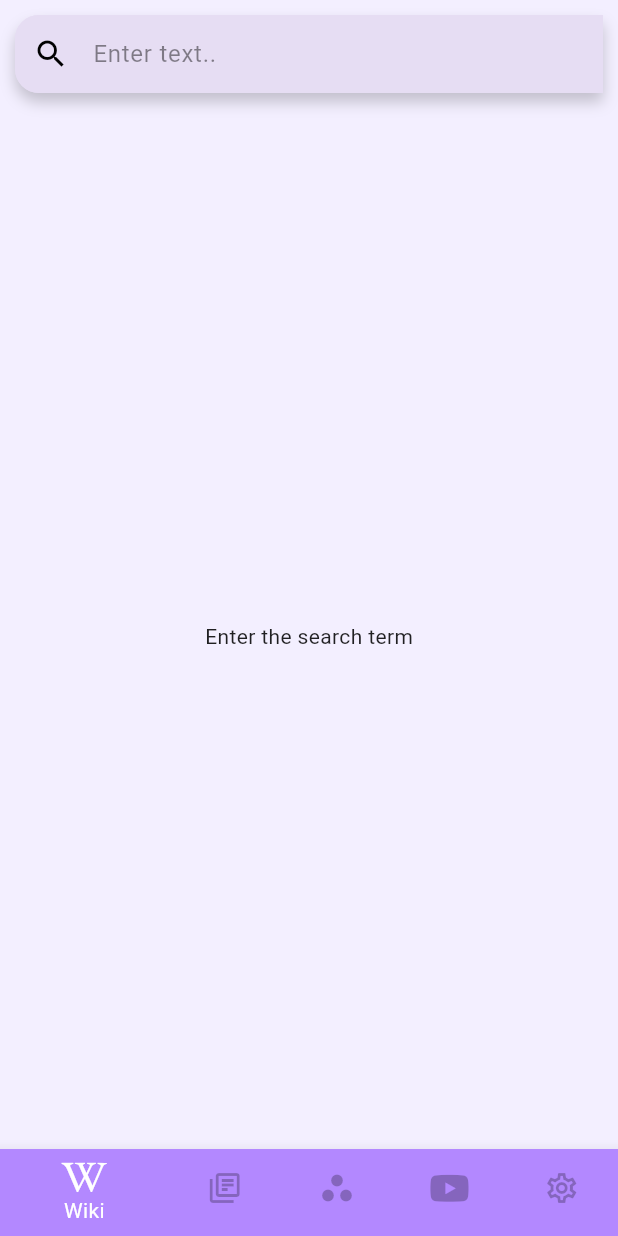
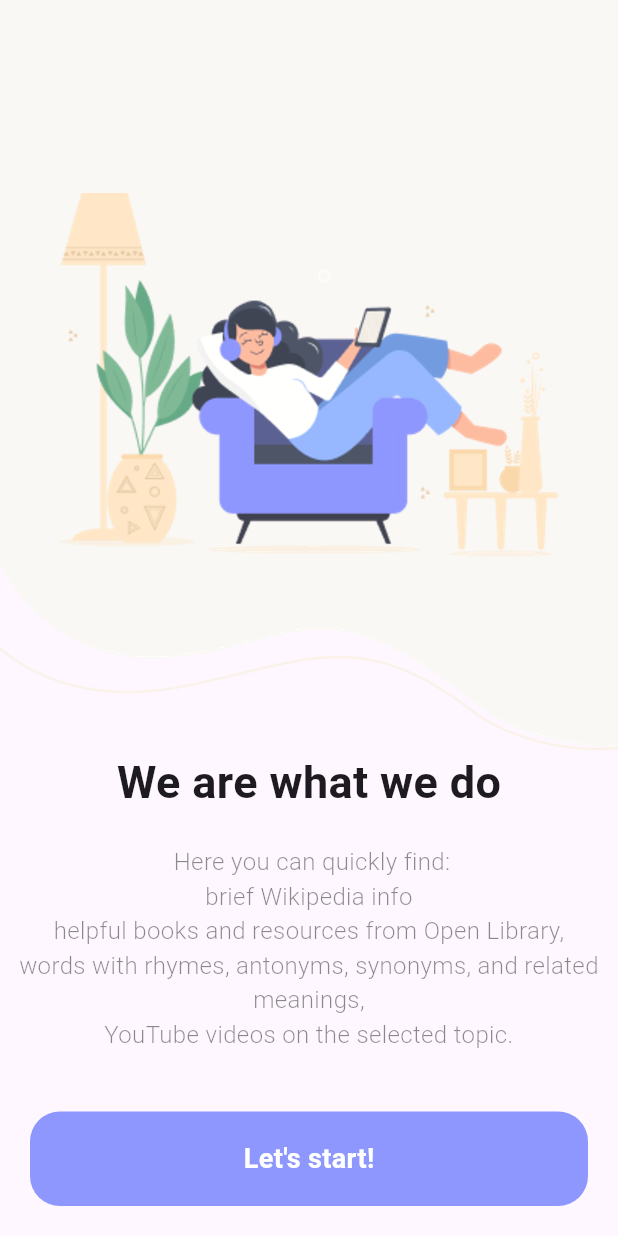
Before and after one commit to leeerrrrmmm/Diplom, a Flutter app: the screen it shows after launch, on a phone screen of 412 x 824 dp. Run offline on Flutter 3.47's test engine with Material 3 defaults, Android fonts, the phone set to English and light mode, and no system bars; our stand-ins replace equatable, flutter_bloc, flutter_dotenv, font_awesome_flutter, shared_preferences, youtube_player_flutter.

Commit message:
make 3 screens, it remains to make them working

```diff
--- /dev/null
+++ b/lib/core/components/build_button.dart
@@ -0,0 +1,44 @@
+import 'package:diplom/core/components/build_text.dart';
+import 'package:flutter/material.dart';
+
+class BuildButton extends StatelessWidget {
+  const BuildButton({
+    super.key,
+    required this.btnColor,
+    required this.text,
+    required this.textSize,
+    required this.textFontWeight,
+    required this.textColor,
+    required this.onTap,
+  });
+
+  final Color btnColor;
+  final String text;
+  final double textSize;
+  final FontWeight textFontWeight;
+  final Color textColor;
+  final void Function()? onTap;
+
+  @override
+  Widget build(BuildContext context) {
+    return GestureDetector(
+      onTap: onTap,
+      child: Container(
+        width: double.infinity,
+        height: 63,
+        decoration: BoxDecoration(
+          color: btnColor,
+          borderRadius: BorderRadius.circular(20),
+        ),
+        child: Center(
+          child: BuildText(
+            text: text,
+            fontSize: textSize,
+            fontWeight: textFontWeight,
+            textColor: textColor,
+          ),
+        ),
+      ),
+    );
+  }
+}
--- a/lib/core/components/build_text.dart
+++ b/lib/core/components/build_text.dart
@@ -6,13 +6,13 @@ class BuildText extends StatelessWidget {
     required this.text,
     required this.fontSize,
     required this.fontWeight,
-    required this.textColor,
+    this.textColor,
     this.textAlign,
   });
 
   final String text;
   final double fontSize;
-  final Color textColor;
+  final Color? textColor;
   final FontWeight fontWeight;
   final TextAlign? textAlign;
 
--- a/lib/presentation/app.dart
+++ b/lib/presentation/app.dart
@@ -1,6 +1,6 @@
 import 'package:diplom/data/local/theme/theme_storage.dart';
 import 'package:diplom/generated/l10n.dart';
-import 'package:diplom/presentation/bottom_nav_bar/custom_bottom_nav_bar.dart';
+import 'package:diplom/presentation/first/first_screen.dart';
 import 'package:diplom/presentation/service/common/lang/locale_provider.dart';
 import 'package:diplom/presentation/service/common/theme/theme_provider.dart';
 import 'package:flutter/material.dart';
@@ -68,7 +68,7 @@ class _AppState extends State<App> {
             theme: ThemeData.light(),
             darkTheme: ThemeData.dark(),
             themeMode: mode,
-            home: CustomBottomNavBar(),
+            home: FirstScreen(),
           );
         },
       ),
--- /dev/null
+++ b/lib/presentation/first/first_screen.dart
@@ -0,0 +1,91 @@
+import 'package:diplom/core/components/build_button.dart';
+import 'package:diplom/core/components/build_text.dart';
+import 'package:diplom/presentation/login/login_screen.dart';
+import 'package:flutter/material.dart';
+
+class FirstScreen extends StatelessWidget {
+  const FirstScreen({super.key});
+
+  @override
+  Widget build(BuildContext context) {
+    return Scaffold(
+      body: Column(
+        children: <Widget>[
+          Container(
+            height: 500,
+            decoration: BoxDecoration(
+              image: DecorationImage(
+                image: AssetImage('assets/frame.png'),
+
+                filterQuality: FilterQuality.high,
+              ),
+            ),
+            child: Center(
+              child: Image.asset(
+                'assets/peo.png',
+                filterQuality: FilterQuality.high,
+              ),
+            ),
+          ),
+          BuildText(
+            text: 'We are what we do',
+            fontSize: 30,
+            fontWeight: FontWeight.bold,
+          ),
+          Padding(
+            padding: const EdgeInsets.symmetric(vertical: 20.0),
+            child: BuildText(
+              textAlign: TextAlign.center,
+              text:
+                  ' Here you can quickly find:\nbrief Wikipedia info\nhelpful books and resources from Open Library,\nwords with rhymes, antonyms, synonyms, and related meanings,\nYouTube videos on the selected topic.',
+              fontSize: 16,
+              fontWeight: FontWeight.w300,
+              textColor: Colors.black45,
+            ),
+          ),
+          Padding(
+            padding: const EdgeInsets.symmetric(
+              horizontal: 20.0,
+              vertical: 20.0,
+            ),
+            child: BuildButton(
+              onTap: () {
+                // TODO have realise navigate to reg screen
+              },
+              btnColor: Color(0xff8E97FD),
+              text: "Let's start!",
+              textSize: 18,
+              textFontWeight: FontWeight.bold,
+              textColor: Colors.white,
+            ),
+          ),
+          Row(
+            mainAxisAlignment: MainAxisAlignment.center,
+            children: [
+              BuildText(
+                text: 'LREADY HAVE AN ACCOUNT?',
+                fontSize: 16,
+                fontWeight: FontWeight.w400,
+                textColor: Color(0xffA1A4B2),
+              ),
+              GestureDetector(
+                onTap: () {
+                  Navigator.pushReplacement(
+                    context,
+                    MaterialPageRoute(builder: (context) => LoginScreen()),
+                  );
+                },
+                child: BuildText(
+                  text: '\tLOG IN',
+                  fontSize: 16,
+                  fontWeight: FontWeight.bold,
+                  textColor: Color(0xff8E97FD),
+                ),
+              ),
+            ],
+          ),
+        ],
+      ),
+    );
+  }
+}
--- a/pubspec.yaml
+++ b/pubspec.yaml
@@ -46,12 +46,14 @@ dependencies:
   flutter_localization: ^0.3.2
   provider: ^6.1.5
   youtube_player_flutter: ^9.1.1
+  animate_do: ^4.2.0
+  flutter_localizations:
+      sdk: flutter
 
 dev_dependencies:
   flutter_test:
     sdk: flutter
-  flutter_localizations:
-    sdk: flutter
+
 
   # The "flutter_lints" package below contains a set of recommended lints to
   # encourage good coding practices. The lint set provided by the package is
```
Also changed, not shown: lib/core/components/build_button_with_icon.dart (added, +60 -0 lines), lib/presentation/login/login_screen.dart (added, +209 -0 lines), lib/presentation/register/register_screen.dart (added, +227 -0 lines), assets/frame.png (added), assets/ggg.png (added), assets/peo.png (added), assets/topp.png (added), pubspec.lock, 1 other file.
